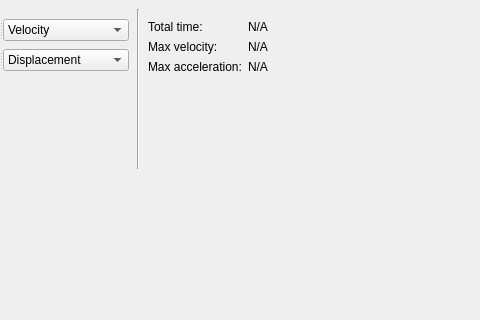
whitecatboard/motion-third-order-simulator, file ui/main_window.ui: the form before one commit; both pictures show x 681 to 1161 and y 0 to 320 of the 1161 by 568 pixel window.
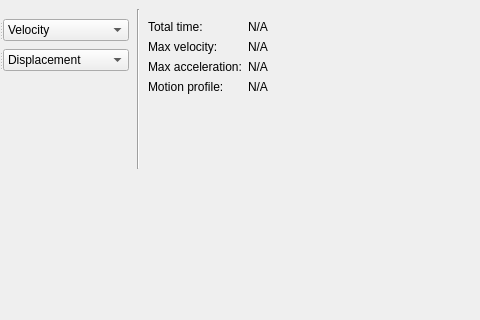
The form after the commit. Custom widgets are drawn as their Qt base class.

Commit message: Display results for motion simulation: motion profile

Patch:
```diff
--- a/ui/main_window.ui
+++ b/ui/main_window.ui
@@ -574,6 +574,38 @@
         <string>N/A</string>
        </property>
       </widget>
+      <widget class="QLabel" name="label_17">
+       <property name="geometry">
+        <rect>
+         <x>820</x>
+         <y>70</y>
+         <width>101</width>
+         <height>16</height>
+        </rect>
+       </property>
+       <property name="text">
+        <string>Motion profile:</string>
+       </property>
+      </widget>
+      <widget class="QLabel" name="label_result_motion_profile">
+       <property name="geometry">
+        <rect>
+         <x>920</x>
+         <y>70</y>
+         <width>200</width>
+         <height>16</height>
+        </rect>
+       </property>
+       <property name="sizePolicy">
+        <sizepolicy hsizetype="Expanding" vsizetype="Preferred">
+         <horstretch>0</horstretch>
+         <verstretch>0</verstretch>
+        </sizepolicy>
+       </property>
+       <property name="text">
+        <string>N/A</string>
+       </property>
+      </widget>
      </widget>
     </item>
    </layout>
```
The commit also changes 7 other files.
